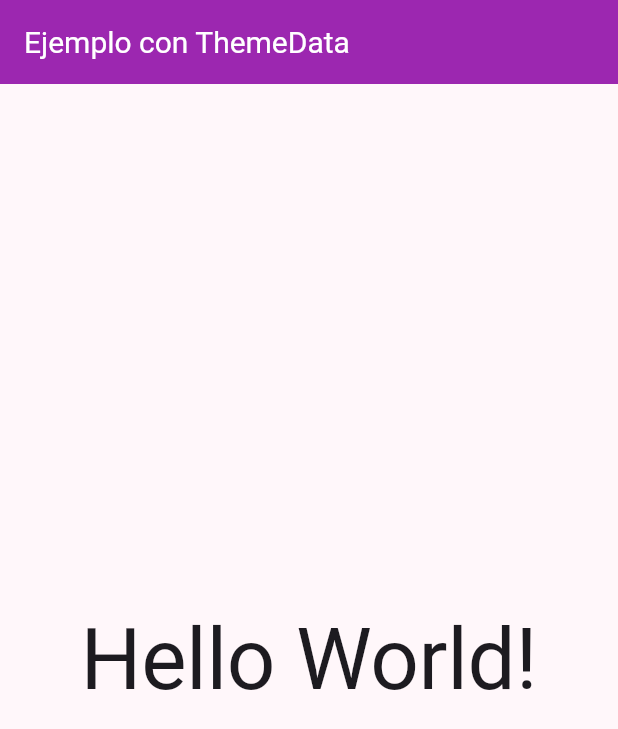
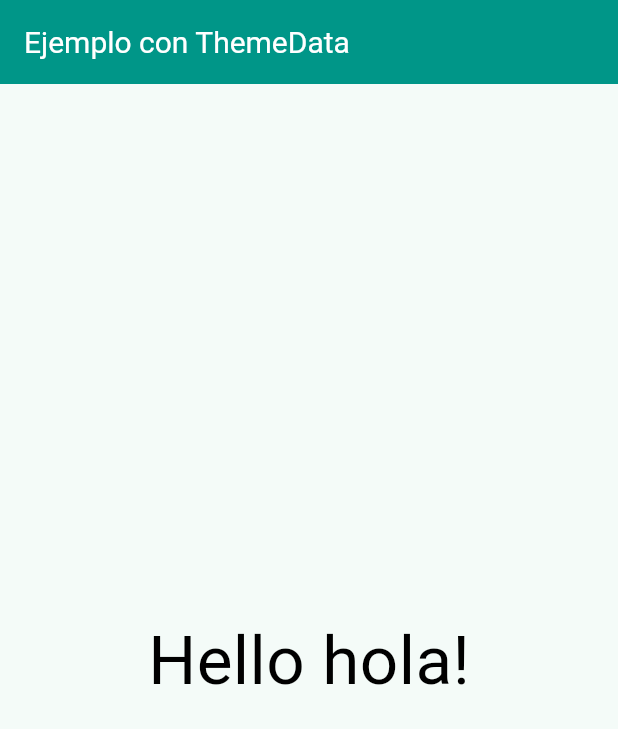
Before and after one commit to jovisal1/2DAM_PMDM_Estacio, a Flutter app: the screen it shows after launch, on a phone screen of 412 x 824 dp. Shown: the top 729 px of the screen. Run offline on Flutter 3.47's test engine with Material 3 defaults, Android fonts, the phone set to English and light mode, and no system bars; our stand-ins replace flutter_native_splash, go_router.

Commit message:
Realizados cambios en el ejemplo de Theme

```diff
--- a/flutter_ejemplo_gestion_tema/lib/config/theme/app_theme.dart
+++ b/flutter_ejemplo_gestion_tema/lib/config/theme/app_theme.dart
@@ -32,7 +32,7 @@
             iconTheme: const IconThemeData(color: Colors.white),
             titleTextStyle: const TextStyle(color: Colors.white, fontSize: 20)),
         textTheme: const TextTheme(
-          displayLarge: TextStyle(fontSize: 32, fontWeight: FontWeight.bold),
+          displayLarge: TextStyle(fontSize: 45, color: Colors.black),
           bodyLarge: TextStyle(fontSize: 18, color: Colors.black87),
         ),
       );
--- a/flutter_ejemplo_gestion_tema/lib/main.dart
+++ b/flutter_ejemplo_gestion_tema/lib/main.dart
@@ -10,7 +10,7 @@
 
   @override
   Widget build(BuildContext context) {
-    final appTheme = AppTheme(selectedColor: 4, isDarkmode: false);
+    final appTheme = AppTheme(selectedColor: 1, isDarkmode: false);
 
     return MaterialApp(
       theme: appTheme.getTheme(),
@@ -22,9 +22,8 @@
           ),
         ),
         body: Center(
-          child: Text('Hello World!',
-              style: Theme.of(context).textTheme.displayLarge),
-        ),
+            child: Text('Hello hola!',
+                style: appTheme.getTheme().textTheme.displayLarge)),
       ),
     );
   }
```
